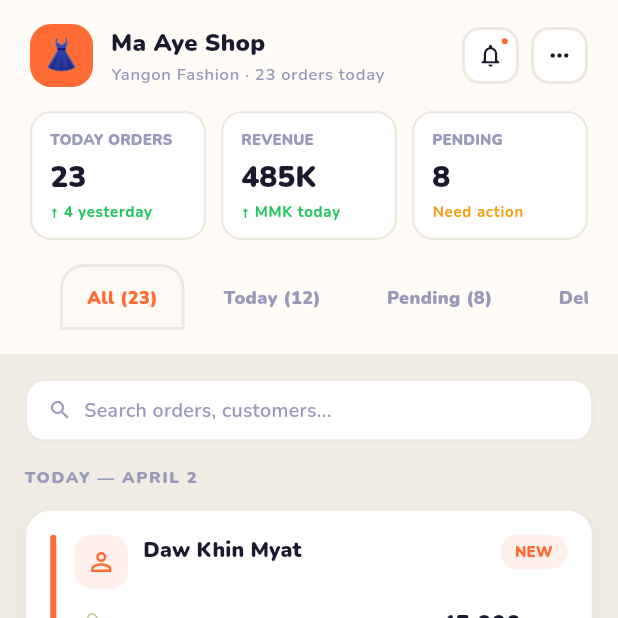
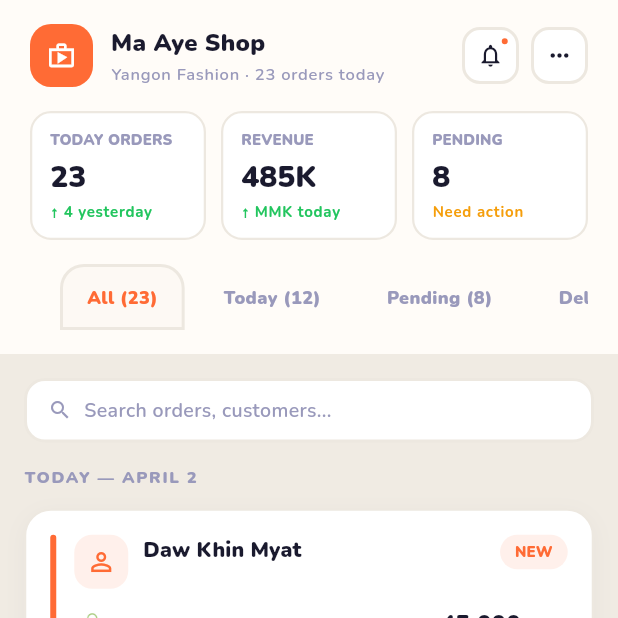
Before and after one commit to mixin27/fom-platform, a Flutter app: the ExampleHomeScreen screen opened directly, on a phone screen of 412 x 824 dp, the top half of it. Run offline on Flutter 3.47's test engine with Material 3 defaults, Android fonts, the phone set to English and light mode, and no system bars; drawn by our look-alikes of flutter_animate; our stand-ins replace device_info_plus, dio, drift, drift_flutter, envied, equatable and 8 more; accounts and stored records are empty; generated files the repository leaves out were written again.

Commit message:
refactor(mobile, ui_kit): change app filter tabs animation effect

```diff
--- a/apps/mobile/packages/app_ui_kit/gallery/lib/main.dart
+++ b/apps/mobile/packages/app_ui_kit/gallery/lib/main.dart
@@ -283,9 +283,10 @@ class _ExampleHomeScreenState extends State<ExampleHomeScreen> {
                           AppAvatar(
                             size: 42,
                             backgroundColor: AppColors.softOrange,
-                            icon: const Text(
-                              '👗',
-                              style: TextStyle(fontSize: 20),
+                            icon: Icon(
+                              Icons.shop_outlined,
+                              size: 20,
+                              color: Colors.white,
                             ),
                           ),
                           const SizedBox(width: 12),
--- a/apps/mobile/packages/app_ui_kit/lib/src/components/app_filter_tabs.dart
+++ b/apps/mobile/packages/app_ui_kit/lib/src/components/app_filter_tabs.dart
@@ -1,4 +1,5 @@
 import 'package:flutter/material.dart';
+import 'package:flutter_animate/flutter_animate.dart';
 import '../tokens/app_colors.dart';
 
 /// A horizontal scrollable tab bar for filtering categories.
@@ -30,8 +31,10 @@ class AppFilterTabs extends StatelessWidget {
         separatorBuilder: (context, index) => const SizedBox(width: 8),
         itemBuilder: (context, index) {
           final isSelected = index == selectedIndex;
+          final label = tabs[index];
           return _FilterTab(
-            label: tabs[index],
+            key: ValueKey('tab-$index-$label'),
+            label: label,
             isSelected: isSelected,
             onTap: () => onTabSelected(index),
           );
@@ -46,6 +49,7 @@ class _FilterTab extends StatelessWidget {
     required this.label,
     required this.isSelected,
     required this.onTap,
+    super.key,
   });
 
   final String label;
@@ -54,30 +58,56 @@ class _FilterTab extends StatelessWidget {
 
   @override
   Widget build(BuildContext context) {
-    return GestureDetector(
-      onTap: onTap,
-      child: AnimatedContainer(
-        duration: const Duration(milliseconds: 200),
-        padding: const EdgeInsets.symmetric(horizontal: 16, vertical: 8),
+    return Animate(target: isSelected ? 1 : 0).custom(
+      duration: 250.ms,
+      curve: Curves.easeOutCubic,
+      builder: (context, value, _) {
+        final backgroundColor = Color.lerp(
+          Colors.transparent,
+          AppColors.cream,
+          value,
+        );
+        final borderColor = Color.lerp(
+          Colors.transparent,
+          AppColors.border,
+          value,
+        )!;
+        final textColor = Color.lerp(
+          AppColors.textLight,
+          AppColors.softOrange,
+          value,
+        );
+
+        return Container(
           decoration: BoxDecoration(
-          color: isSelected ? AppColors.cream : Colors.transparent,
-          border: Border.all(
-            color: isSelected ? AppColors.border : Colors.transparent,
-            width: 2,
-          ),
+            color: backgroundColor,
+            border: Border.all(color: borderColor, width: 2),
             borderRadius: const BorderRadius.vertical(top: Radius.circular(16)),
           ),
+          child: Material(
+            color: Colors.transparent,
+            child: InkWell(
+              onTap: onTap,
+              borderRadius: const BorderRadius.vertical(
+                top: Radius.circular(16),
+              ),
+              child: Padding(
+                padding: const EdgeInsets.symmetric(horizontal: 16),
                 child: Center(
                   child: Text(
                     label,
                     style: TextStyle(
                       fontSize: 12,
                       fontWeight: FontWeight.w800,
-              color: isSelected ? AppColors.softOrange : AppColors.textLight,
+                      color: textColor,
+                    ),
+                  ),
                 ),
               ),
             ),
           ),
         );
+      },
+    );
   }
 }
--- a/apps/mobile/packages/app_ui_kit/pubspec.yaml
+++ b/apps/mobile/packages/app_ui_kit/pubspec.yaml
@@ -13,6 +13,7 @@ dependencies:
     sdk: flutter
   flutter_animate: ^4.5.2
   cached_network_image: ^3.4.1
+  hugeicons: ^1.1.6
 
 dev_dependencies:
   flutter_lints: ^6.0.0
```
Also changed, not shown: apps/mobile/pubspec.lock. Lines whose indentation alone changed are shown as unchanged.
